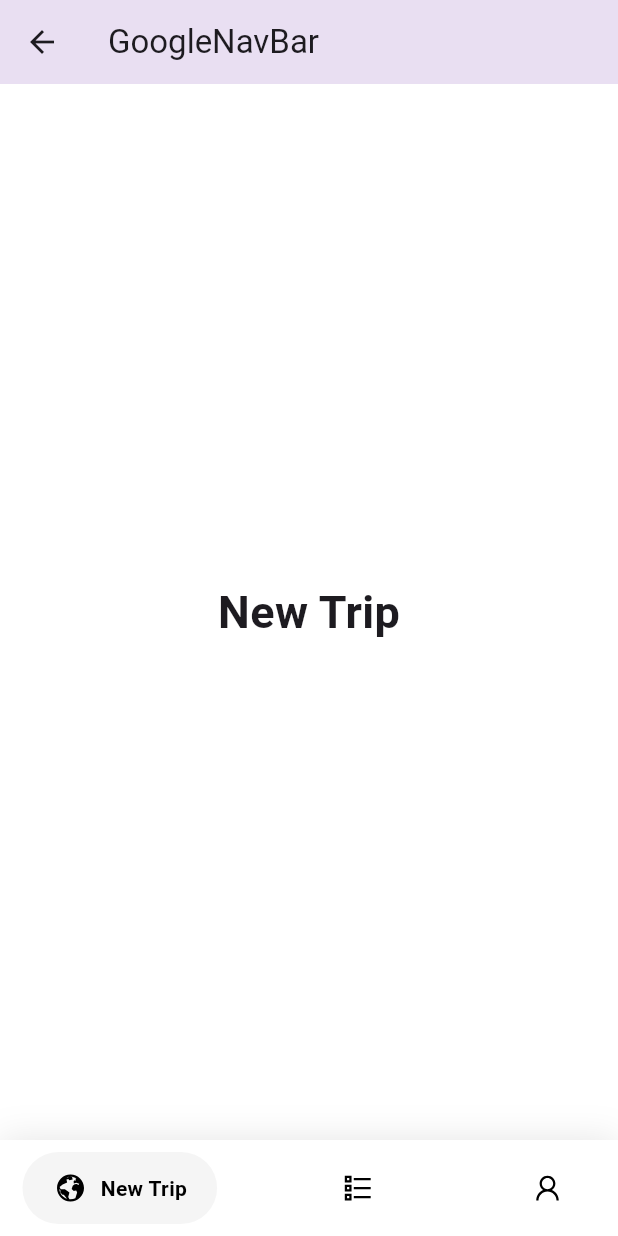
After one commit to yardensepton/easypack-frontend, a Flutter app: the NavigationMenu screen opened directly, on a phone screen of 412 x 824 dp. The commit adds this screen. Run offline on Flutter 3.47's test engine with Material 3 defaults, Android fonts, the phone set to English and light mode, and no system bars; drawn by our look-alikes of google_nav_bar; our stand-ins replace line_icons.

Commit message:
added bottom navigation bar

```diff
--- /dev/null
+++ b/lib/navigation_menu.dart
@@ -0,0 +1,92 @@
+import 'package:flutter/material.dart';
+import 'package:google_nav_bar/google_nav_bar.dart';
+import 'package:line_icons/line_icons.dart';
+
+
+class NavigationMenu extends StatefulWidget {
+  const NavigationMenu({super.key});
+
+  @override
+  _NavigationMenuState createState() => _NavigationMenuState();
+}
+
+class _NavigationMenuState extends State<NavigationMenu> {
+  int _selectedIndex = 0;
+  static const TextStyle optionStyle =
+      TextStyle(fontSize: 30, fontWeight: FontWeight.w600);
+  static const List<Widget> _widgetOptions = <Widget>[
+    Text(
+      'New Trip',
+      style: optionStyle,
+    ),
+    Text(
+      'Packing Lists',
+      style: optionStyle,
+    ),
+    Text(
+      'Profile',
+      style: optionStyle,
+    ),
+  ];
+
+  @override
+  Widget build(BuildContext context) {
+    return Scaffold(
+      backgroundColor: Colors.white,
+      appBar: AppBar(
+        elevation: 20,
+        title: const Text('GoogleNavBar'),
+      ),
+      body: Center(
+        child: _widgetOptions.elementAt(_selectedIndex),
+      ),
+      bottomNavigationBar: Container(
+        decoration: BoxDecoration(
+          color: Colors.white,
+          boxShadow: [
+            BoxShadow(
+              blurRadius: 20,
+              color: Colors.black.withOpacity(.1),
+            )
+          ],
+        ),
+        child: SafeArea(
+          child: Padding(
+            padding: const EdgeInsets.symmetric(horizontal: 15.0, vertical: 8),
+            child: GNav(
+              rippleColor: Colors.grey[300]!,
+              hoverColor: Colors.grey[100]!,
+              gap: 8,
+              activeColor: Colors.black,
+              iconSize: 24,
+              padding: const EdgeInsets.symmetric(horizontal: 20, vertical: 12),
+              duration: const Duration(milliseconds: 400),
+              tabBackgroundColor: Colors.grey[100]!,
+              color: Colors.black,
+              tabs: const [
+                GButton(
+                  icon: LineIcons.globe,
+                  text: 'New Trip',
+                ),
+                GButton(
+                  icon: LineIcons.list,
+                  text: 'Packing Lists',
+                ),
+                GButton(
+                  icon: LineIcons.user,
+                  text: 'Profile',
+                ),
+              ],
+              selectedIndex: _selectedIndex,
+              onTabChange: (index) {
+                setState(() {
+                  _selectedIndex = index;
+                });
+              },
+            ),
+          ),
+        ),
+      ),
+    );
+  }
+}
--- a/lib/services/city_photo_service.dart
+++ b/lib/services/city_photo_service.dart
@@ -3,6 +3,8 @@ import 'package:http/http.dart' as http;
 class CityPhotoService {
   Future<String> fetchPhotoResult(String input) async {
     String apiUrl = 'http://localhost:8000/cities/picture/$input';
+    // String apiUrl = 'http://192.168.1.197:8000/cities/picture/$input';
+
     String stringResponse;
 
     try {
--- a/lib/services/city_search_service.dart
+++ b/lib/services/city_search_service.dart
@@ -5,6 +5,8 @@ import 'dart:convert';
 class CitySearchService {
   Future<List<City>> fetchAutocompleteResults(String input) async {
     String apiUrl = 'http://localhost:8000/cities/city-autocomplete/$input';
+    // String apiUrl = 'http://192.168.1.197:8000/cities/city-autocomplete/$input';
+
     List<City> results = [];
 
     try {
--- a/lib/services/user_api_service.dart
+++ b/lib/services/user_api_service.dart
@@ -4,6 +4,8 @@ import 'package:easypack/models/user.dart';
 
 class UserAPIService {
   static const String apiUrl = 'http://localhost:8000/users';
+    // static const String apiUrl = 'http://192.168.1.197:8000/users';
+
 
   Future<User?> createUser(User user) async {
     final url = Uri.parse(apiUrl);
--- a/pubspec.yaml
+++ b/pubspec.yaml
@@ -36,7 +36,8 @@ dependencies:
   debounce_throttle: ^2.0.0
   calendar_date_picker2: ^1.0.2
   dropdown_button2: ^2.3.9
-
+  google_nav_bar: ^5.0.6
+  line_icons: ^2.0.3
   # The following adds the Cupertino Icons font to your application.
   # Use with the CupertinoIcons class for iOS style icons.
   cupertino_icons: ^1.0.6
```
Also changed, not shown: lib/models/city.dart (+14 -1 lines), lib/models/user.dart (+10 -5 lines), lib/pages/create_user_screen.dart (+68 -37 lines), lib/pages/home_user.dart (added, +19 -0 lines), lib/services/create_user_service.dart (+7 -5 lines), lib/view_models/create_user_view_model.dart (added, +105 -0 lines), pubspec.lock.
